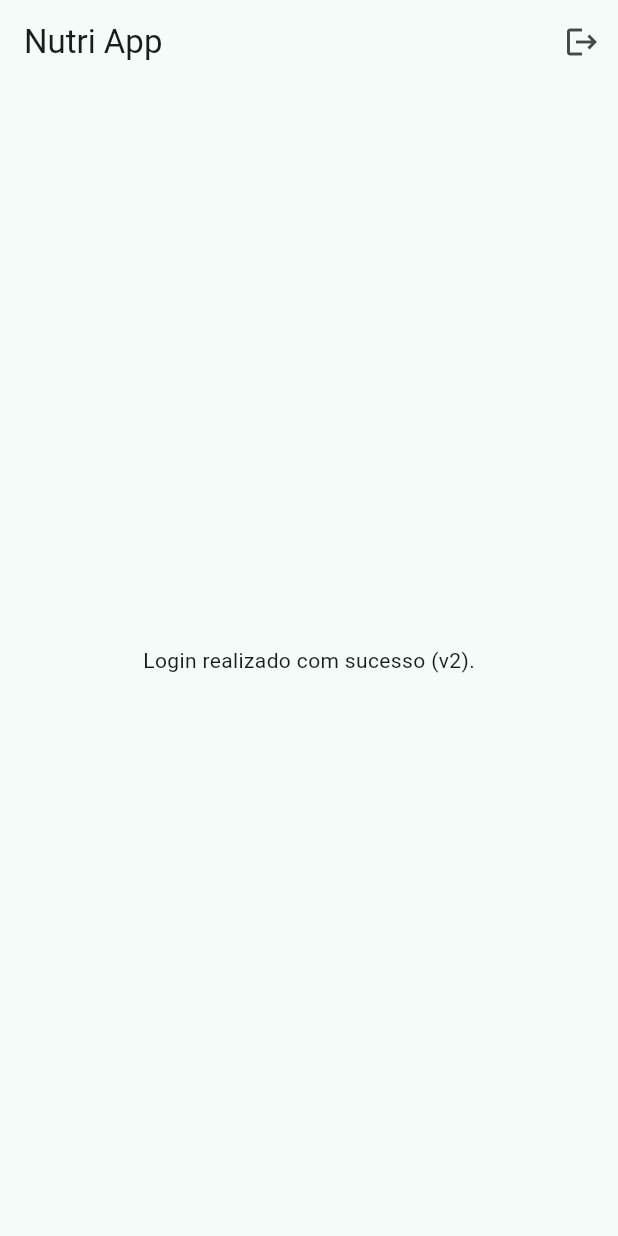
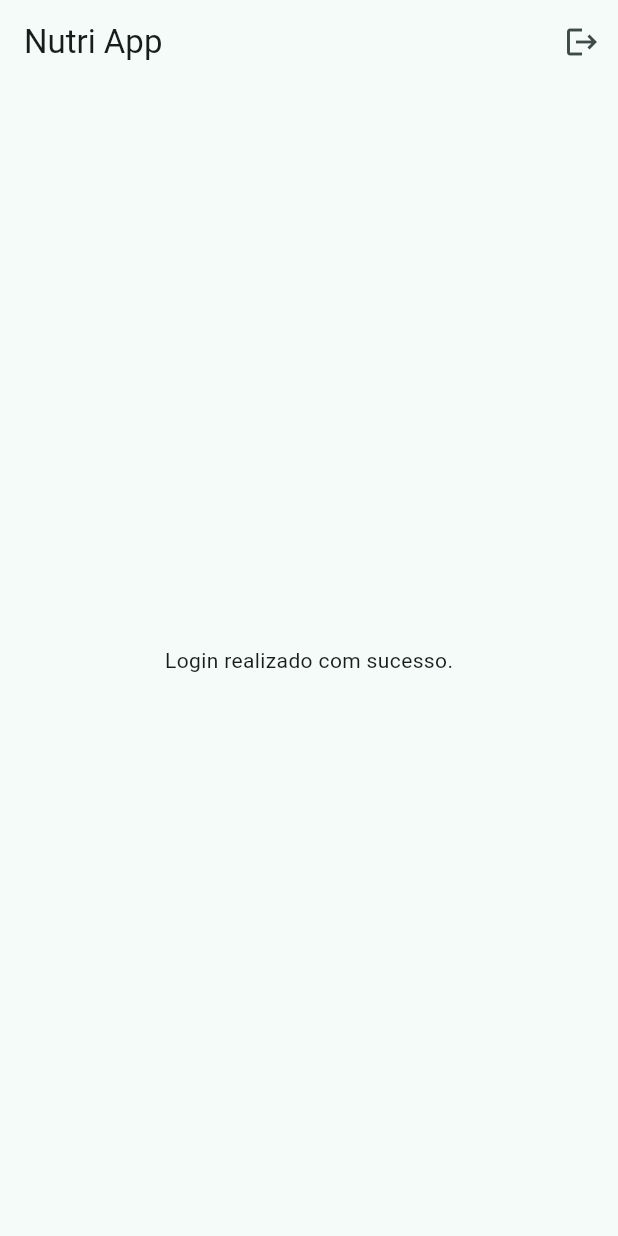
Before and after one commit to BarclayMedeirosNormando/nutri-app, a Flutter app: the HomeScreen screen opened directly, on a phone screen of 412 x 824 dp. Run offline on Flutter 3.47's test engine with Material 3 defaults, Android fonts, the phone set to English and light mode, and no system bars; our stand-ins replace web.

Commit message:
Revert "Teste do aviso de versao"
This reverts commit bcaa1c2e66daddd23f3c2edb374051dd41b73bec.

```diff
--- a/lib/screens/home_screen.dart
+++ b/lib/screens/home_screen.dart
@@ -28,7 +28,7 @@ class HomeScreen extends StatelessWidget {
           ),
         ],
       ),
-      body: const Center(child: Text('Login realizado com sucesso (v2).')),
+      body: const Center(child: Text('Login realizado com sucesso.')),
     );
   }
 }
```
